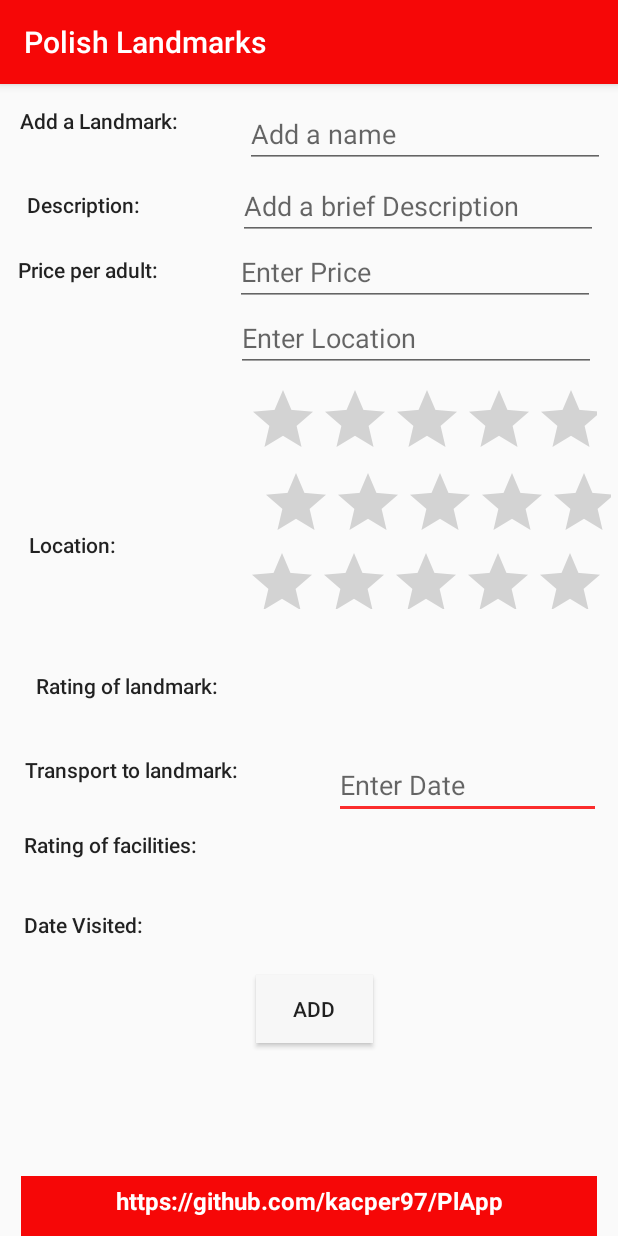
After one commit to kacper97/PlApp, an Android app: the AddPlacemark screen opened directly, with no data from a screen before it, on a phone screen of 412 x 824 dp. The commit adds this screen. Run offline under Robolectric (Android 15) with nearby library versions, the phone set to English and light mode, and no system bars.

Commit message:
Adding implemented

```diff
--- a/app/src/main/AndroidManifest.xml
+++ b/app/src/main/AndroidManifest.xml
@@ -19,6 +19,7 @@
                 <category android:name="android.intent.category.LAUNCHER" />
             </intent-filter>
         </activity>
+        <activity android:name=".AddPlacemark"></activity>
     </application>
 
 </manifest>
--- /dev/null
+++ b/app/src/main/java/ie/wit/poland/AddPlacemark.java
@@ -0,0 +1,13 @@
+package ie.wit.poland;
+
+import android.support.v7.app.AppCompatActivity;
+import android.os.Bundle;
+
+public class AddPlacemark extends AppCompatActivity {
+
+    @Override
+    protected void onCreate(Bundle savedInstanceState) {
+        super.onCreate(savedInstanceState);
+        setContentView(R.layout.add);
+    }
+}
--- a/app/src/main/java/ie/wit/poland/Home.java
+++ b/app/src/main/java/ie/wit/poland/Home.java
@@ -51,4 +51,8 @@ public class Home extends AppCompatActivity {
 
         return super.onOptionsItemSelected(item);
     }
+
+    public void add(View v){
+        startActivity(new Intent(this,AddPlacemark.class));
+    }
 }
--- /dev/null
+++ b/app/src/main/res/layout/add.xml
@@ -0,0 +1,274 @@
+<?xml version="1.0" encoding="utf-8"?>
+<android.support.constraint.ConstraintLayout xmlns:android="http://schemas.android.com/apk/res/android"
+    xmlns:app="http://schemas.android.com/apk/res-auto"
+    xmlns:tools="http://schemas.android.com/tools"
+    android:layout_width="match_parent"
+    android:layout_height="match_parent"
+    tools:context=".AddPlacemark"
+    tools:layout_editor_absoluteY="81dp">
+
+    <EditText
+        android:id="@+id/addLandmarkDate"
+        android:layout_width="178dp"
+        android:layout_height="44dp"
+        android:layout_marginStart="12dp"
+        android:layout_marginTop="11dp"
+        android:layout_marginEnd="7dp"
+        android:layout_marginBottom="13dp"
+        android:ems="10"
+        android:hint="@string/hintDate"
+        android:inputType="date"
+        app:layout_constraintBottom_toTopOf="@+id/addALandmarkBtn"
+        app:layout_constraintEnd_toEndOf="parent"
+        app:layout_constraintStart_toEndOf="@+id/addDate"
+        app:layout_constraintTop_toBottomOf="@+id/addRatingBarFacilities" />
+
+    <TextView
+        android:id="@+id/addDate"
+        android:layout_width="178dp"
+        android:layout_height="40dp"
+        android:layout_marginStart="12dp"
+        android:layout_marginEnd="12dp"
+        android:layout_marginBottom="13dp"
+        android:paddingTop="10dp"
+        android:text="@string/dateVisited"
+        android:textAppearance="@style/TextAppearance.AppCompat.Body2"
+        app:layout_constraintBottom_toTopOf="@+id/addALandmarkBtn"
+        app:layout_constraintEnd_toStartOf="@+id/addLandmarkDate"
+        app:layout_constraintHorizontal_bias="0.0"
+        app:layout_constraintStart_toStartOf="parent" />
+
+    <TextView
+        android:id="@+id/addRatingFacilitiesLbl"
+        android:layout_width="121dp"
+        android:layout_height="29dp"
+        android:layout_marginStart="12dp"
+        android:layout_marginEnd="11dp"
+        android:layout_marginBottom="24dp"
+        android:paddingTop="10dp"
+        android:text="@string/facilityRating"
+        android:textAppearance="@style/TextAppearance.AppCompat.Body2"
+        app:layout_constraintBottom_toTopOf="@+id/addDate"
+        app:layout_constraintEnd_toStartOf="@+id/addRatingBarFacilities"
+        app:layout_constraintHorizontal_bias="0.0"
+        app:layout_constraintStart_toStartOf="parent" />
+
+    <RatingBar
+        android:id="@+id/addRatingBarFacilities"
+        android:layout_width="244dp"
+        android:layout_height="41dp"
+        android:layout_marginStart="11dp"
+        android:layout_marginTop="8dp"
+        android:rating="0"
+        android:stepSize="0.5"
+        app:layout_constraintEnd_toEndOf="parent"
+        app:layout_constraintStart_toEndOf="@+id/addRatingFacilitiesLbl"
+        app:layout_constraintTop_toBottomOf="@+id/addRatingBarTransport" />
+
+    <TextView
+        android:id="@+id/addRatingTransport"
+        android:layout_width="148dp"
+        android:layout_height="34dp"
+        android:layout_marginStart="12dp"
+        android:layout_marginEnd="4dp"
+        android:layout_marginBottom="16dp"
+        android:paddingTop="10dp"
+        android:text="@string/transportRating"
+        android:textAppearance="@style/TextAppearance.AppCompat.Body2"
+        app:layout_constraintBottom_toTopOf="@+id/addRatingFacilitiesLbl"
+        app:layout_constraintEnd_toStartOf="@+id/addRatingBarTransport"
+        app:layout_constraintHorizontal_bias="0.0"
+        app:layout_constraintStart_toStartOf="parent" />
+
+    <TextView
+        android:id="@+id/addRatingLandmark"
+        android:layout_width="127dp"
+        android:layout_height="36dp"
+        android:layout_marginStart="12dp"
+        android:layout_marginEnd="1dp"
+        android:layout_marginBottom="20dp"
+        android:paddingTop="10dp"
+        android:text="@string/landmarkRating"
+        android:textAppearance="@style/TextAppearance.AppCompat.Body2"
+        app:layout_constraintBottom_toTopOf="@+id/addRatingTransport"
+        app:layout_constraintEnd_toStartOf="@+id/addRatingBarLandmark"
+        app:layout_constraintHorizontal_bias="0.0"
+        app:layout_constraintStart_toStartOf="parent" />
+
+    <RatingBar
+        android:id="@+id/addRatingBarTransport"
+        android:layout_width="234dp"
+        android:layout_height="45dp"
+        android:layout_marginTop="9dp"
+        android:rating="0"
+        android:stepSize="0.5"
+        app:layout_constraintEnd_toEndOf="parent"
+        app:layout_constraintStart_toEndOf="@+id/addRatingTransport"
+        app:layout_constraintTop_toBottomOf="@+id/addRatingBarLandmark" />
+
+    <EditText
+        android:id="@+id/addLandmarkLocation"
+        android:layout_width="240dp"
+        android:layout_height="40dp"
+        android:layout_marginStart="2dp"
+        android:layout_marginTop="4dp"
+        android:layout_marginEnd="7dp"
+        android:ems="10"
+        android:hint="@string/hintLocation"
+        android:inputType="text"
+        app:layout_constraintEnd_toEndOf="parent"
+        app:layout_constraintStart_toEndOf="@+id/addLocation"
+        app:layout_constraintTop_toBottomOf="@+id/addPrice" />
+
+    <TextView
+        android:id="@+id/addLocation"
+        android:layout_width="127dp"
+        android:layout_height="38dp"
+        android:layout_marginStart="12dp"
+        android:layout_marginTop="32dp"
+        android:layout_marginEnd="2dp"
+        android:layout_marginBottom="16dp"
+        android:paddingTop="10dp"
+        android:text="@string/landmarkLocation"
+        android:textAppearance="@style/TextAppearance.AppCompat.Body2"
+        app:layout_constraintBottom_toTopOf="@+id/addRatingLandmark"
+        app:layout_constraintEnd_toStartOf="@+id/addLandmarkLocation"
+        app:layout_constraintHorizontal_bias="0.0"
+        app:layout_constraintStart_toStartOf="parent"
+        app:layout_constraintTop_toBottomOf="@+id/addLandmarkPrice"
+        app:layout_constraintVertical_bias="0.746" />
+
+    <TextView
+        android:id="@+id/addfooter"
+        android:layout_width="384dp"
+        android:layout_height="40dp"
+        android:background="@color/colorPrimary"
+        android:paddingTop="5dp"
+        android:text="@string/appWebsite"
+        android:textAlignment="center"
+        android:textColor="@color/colorFontWhite"
+        android:textSize="16sp"
+        android:textStyle="bold"
+        app:layout_constraintBottom_toBottomOf="parent"
+        app:layout_constraintEnd_toEndOf="parent"
+        app:layout_constraintStart_toStartOf="parent" />
+
+    <TextView
+        android:id="@+id/addLandmarkPrice"
+        android:layout_width="127dp"
+        android:layout_height="35dp"
+        android:layout_marginStart="12dp"
+        android:layout_marginEnd="2dp"
+        android:paddingTop="10dp"
+        android:text="@string/landmarkPrice"
+        android:textAppearance="@style/TextAppearance.AppCompat.Body2"
+        app:layout_constraintEnd_toStartOf="@+id/addPrice"
+        app:layout_constraintHorizontal_bias="0.0"
+        app:layout_constraintStart_toStartOf="parent"
+        app:layout_constraintTop_toBottomOf="@+id/addDescription" />
+
+    <TextView
+        android:id="@+id/addLandmarkDescription"
+        android:layout_width="127dp"
+        android:layout_height="36dp"
+        android:layout_marginStart="12dp"
+        android:layout_marginTop="10dp"
+        android:layout_marginEnd="8dp"
+        android:layout_marginBottom="23dp"
+        android:paddingTop="10dp"
+        android:text="@string/landmarkDescriptionLbl"
+        android:textAppearance="@style/TextAppearance.AppCompat.Body2"
+        app:layout_constraintBottom_toTopOf="@+id/addLandmarkPrice"
+        app:layout_constraintEnd_toStartOf="@+id/addDescription"
+        app:layout_constraintHorizontal_bias="0.0"
+        app:layout_constraintStart_toStartOf="parent"
+        app:layout_constraintTop_toBottomOf="@+id/addLandmarkName" />
+
+    <TextView
+        android:id="@+id/addLandmarkName"
+        android:layout_width="127dp"
+        android:layout_height="36dp"
+        android:layout_marginStart="12dp"
+        android:layout_marginTop="20dp"
+        android:layout_marginEnd="1dp"
+        android:layout_marginBottom="10dp"
+        android:paddingTop="10dp"
+        android:text="@string/addALandmark"
+        android:textAppearance="@style/TextAppearance.AppCompat.Body2"
+        app:layout_constraintBottom_toTopOf="@+id/addLandmarkDescription"
+        app:layout_constraintEnd_toStartOf="@+id/addName"
+        app:layout_constraintHorizontal_bias="0.0"
+        app:layout_constraintStart_toStartOf="parent"
+        app:layout_constraintTop_toTopOf="parent"
+        app:layout_constraintVertical_bias="0.0" />
+
+    <EditText
+        android:id="@+id/addName"
+        android:layout_width="240dp"
+        android:layout_height="40dp"
+        android:layout_marginStart="20dp"
+        android:layout_marginTop="16dp"
+        android:layout_marginEnd="7dp"
+        android:ems="10"
+        android:hint="@string/hintAddName"
+        android:inputType="textPersonName"
+        app:layout_constraintEnd_toEndOf="parent"
+        app:layout_constraintStart_toEndOf="@+id/addLandmarkName"
+        app:layout_constraintTop_toTopOf="parent" />
+
+    <EditText
+        android:id="@+id/addPrice"
+        android:layout_width="240dp"
+        android:layout_height="40dp"
+        android:layout_marginStart="2dp"
+        android:layout_marginTop="4dp"
+        android:layout_marginEnd="7dp"
+        android:ems="10"
+        android:hint="Enter Price"
+        android:inputType="numberDecimal"
+        app:layout_constraintEnd_toEndOf="parent"
+        app:layout_constraintStart_toEndOf="@+id/addLocation"
+        app:layout_constraintTop_toBottomOf="@+id/addDescription" />
+
+    <EditText
+        android:id="@+id/addDescription"
+        android:layout_width="240dp"
+        android:layout_height="40dp"
+        android:layout_marginTop="8dp"
+        android:layout_marginEnd="7dp"
+        android:ems="10"
+        android:hint="@string/hintAddDescription"
+        android:inputType="textPersonName"
+        app:layout_constraintEnd_toEndOf="parent"
+        app:layout_constraintStart_toEndOf="@+id/addLandmarkDescription"
+        app:layout_constraintTop_toBottomOf="@+id/addName" />
+
+    <RatingBar
+        android:id="@+id/addRatingBarLandmark"
+        android:layout_width="233dp"
+        android:layout_height="46dp"
+        android:layout_marginTop="8dp"
+        android:layout_marginEnd="2dp"
+        android:rating="0"
+        android:stepSize="0.5"
+        app:layout_constraintEnd_toEndOf="parent"
+        app:layout_constraintStart_toEndOf="@+id/addRatingLandmark"
+        app:layout_constraintTop_toBottomOf="@+id/addLandmarkLocation" />
+
+    <Button
+        android:id="@+id/addALandmarkBtn"
+        android:layout_width="78dp"
+        android:layout_height="45dp"
+        android:layout_marginStart="143dp"
+        android:layout_marginTop="5dp"
+        android:layout_marginEnd="163dp"
+        android:layout_marginBottom="4dp"
+        android:background="@color/colorFontOffWhite"
+        android:text="@string/addALandmarkBtn"
+        app:layout_constraintBottom_toTopOf="@+id/addfooter"
+        app:layout_constraintEnd_toEndOf="parent"
+        app:layout_constraintHorizontal_bias="1.0"
+        app:layout_constraintStart_toStartOf="parent"
+        app:layout_constraintTop_toBottomOf="@+id/addLandmarkDate" />
+
+</android.support.constraint.ConstraintLayout>
--- a/app/src/main/res/layout/content_home.xml
+++ b/app/src/main/res/layout/content_home.xml
@@ -25,6 +25,7 @@
         android:layout_width="93dp"
         android:layout_height="119dp"
         android:background="@color/colorFontOffWhite"
+        android:onClick="add"
         android:text="@string/addALandmarkBtn"
         app:layout_constraintBottom_toBottomOf="parent"
         app:layout_constraintEnd_toEndOf="parent"
--- a/app/src/main/res/values/strings.xml
+++ b/app/src/main/res/values/strings.xml
@@ -23,15 +23,23 @@
     <string name="landmarkDescriptionLbl">Description:</string>
     <string name="informationLbl">Information</string>
     <string name="emptyMessageLbl">You have no Landmarks\'s added!</string>
-   <!-- Descriptors of actions -->
-    <string name="addALandmark"> Add a Landmark</string>
+    <!-- Descriptors of actions -->
+    <string name="addALandmark"> Add a Landmark:</string>
     <string name="landmarkLocation">Location:</string>
-    <string name="landmarkPrice">Price for an adult:</string>
-    <string name="landmarkRating">Star rating of landmark:</string>
-    <string name="transportRating">Star rating of transport to landmark:</string>
-    <string name="additionalComments">Additional Comments:</string>
+    <string name="landmarkPrice">Price per adult:</string>
+    <string name="landmarkRating">Rating of landmark:</string>
+    <string name="transportRating">Transport to landmark:</string>
+    <string name="additionalComments">Additional comments:</string>
+    <string name="facilityRating">Rating of facilities:</string>
+    <string name="dateVisited">Date Visited: </string>
     <!--Menu strings -->
     <string name="settings">Settings</string>
     <string name="info">Info</string>
     <string name="home">Home</string>
+    <!--Hints -->
+    <string name="hintAddName">Add a name</string>
+    <string name="hintAddDescription">Add a brief Description</string>
+    <string name="hintPrice">Enter Price</string>
+    <string name="hintLocation">Enter Location </string>
+    <string name="hintDate">Enter Date</string>
 </resources>
```
Also changed, not shown: app/build.gradle (line endings or trailing spaces).
